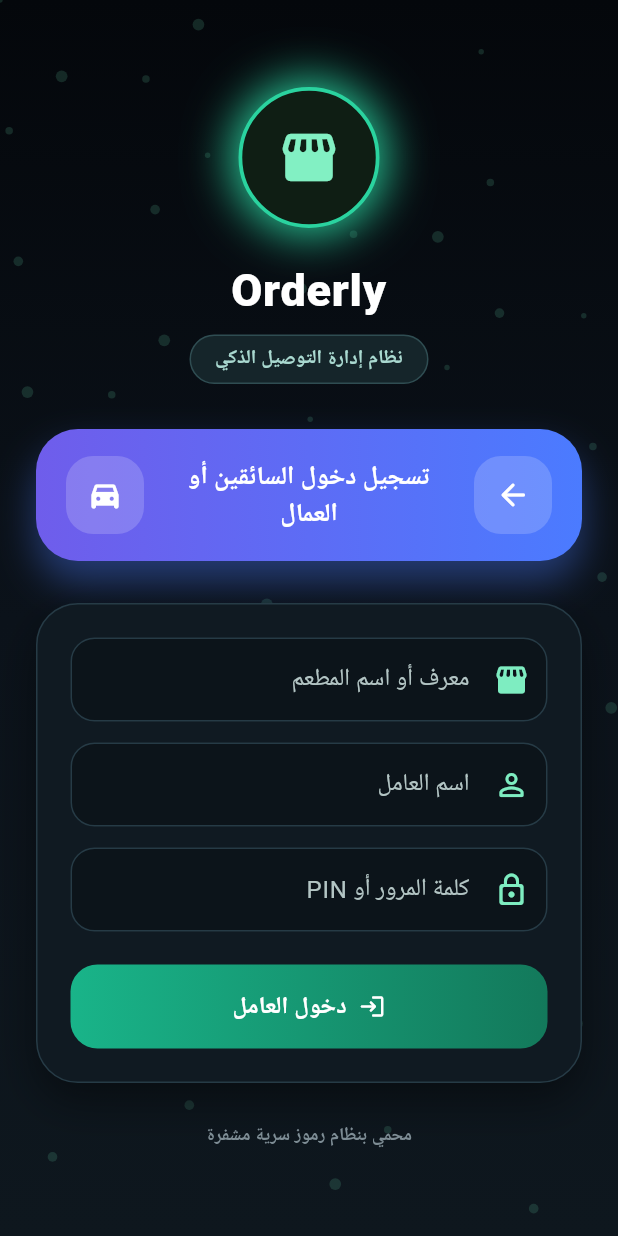
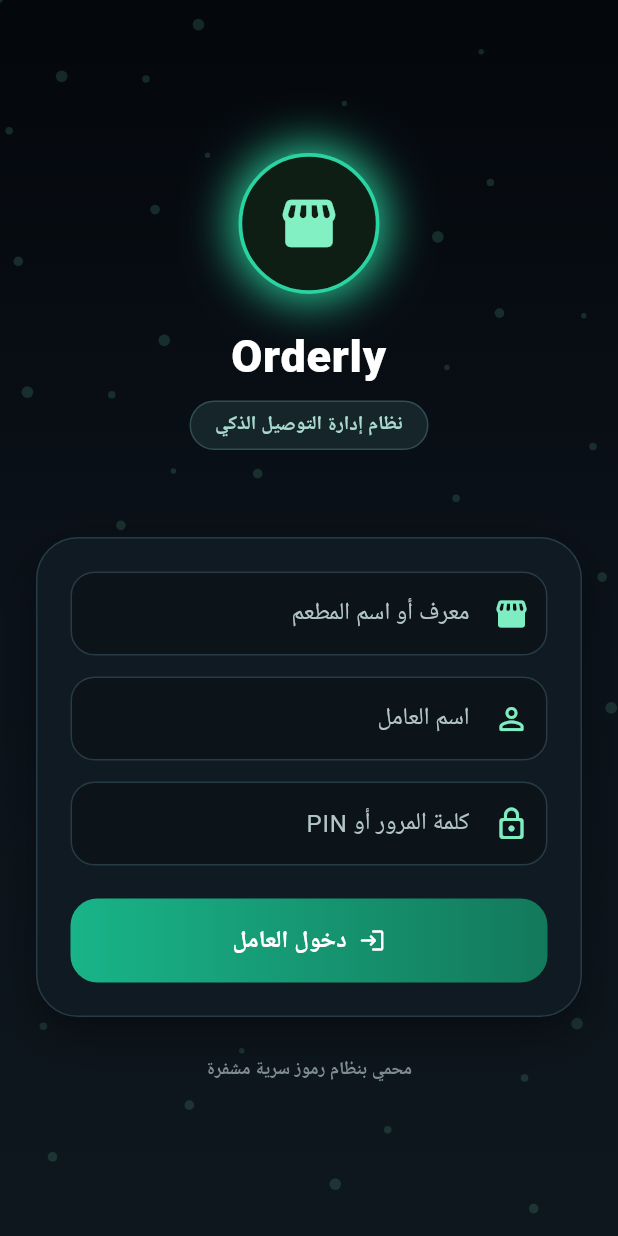
Before and after one commit to maystafay11-glitch/orderly-worker-web, a Flutter app: the screen it shows after launch, after a tap on "تسجيل دخول السائقين أو العمال", on a phone screen of 412 x 824 dp. Run offline on Flutter 3.47's test engine with Material 3 defaults, Android fonts, the phone set to English and light mode, and no system bars; our stand-ins replace google_fonts, shared_preferences; accounts and stored records are empty.

Commit message:
Publish worker landing screen fix

```diff
--- a/lib/screens/worker_web_screen.dart
+++ b/lib/screens/worker_web_screen.dart
@@ -164,7 +164,15 @@ class _WorkerWebScreenState extends State<WorkerWebScreen> {
                     ),
                   ),
                   const SizedBox(height: 30),
-                  GestureDetector(
+                  AnimatedSwitcher(
+                    duration: const Duration(milliseconds: 220),
+                    child: _showLogin
+                        ? const SizedBox.shrink()
+                        : Material(
+                            key: const ValueKey<String>('worker_cta'),
+                            color: Colors.transparent,
+                            child: InkWell(
+                              borderRadius: BorderRadius.circular(28),
                               onTap: () => setState(() => _showLogin = true),
                               child: AnimatedContainer(
                                 duration: const Duration(milliseconds: 180),
@@ -230,6 +238,8 @@ class _WorkerWebScreenState extends State<WorkerWebScreen> {
                                       ),
                                     ),
                                   ],
+                                ),
+                              ),
                             ),
                           ),
                   ),
```
Lines whose indentation alone changed are shown as unchanged.
